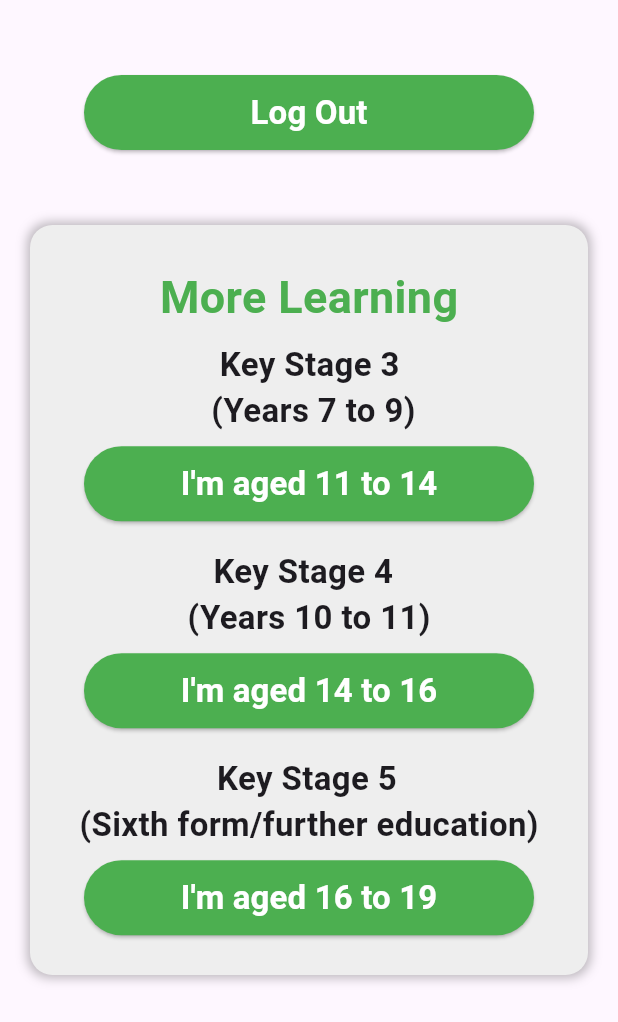
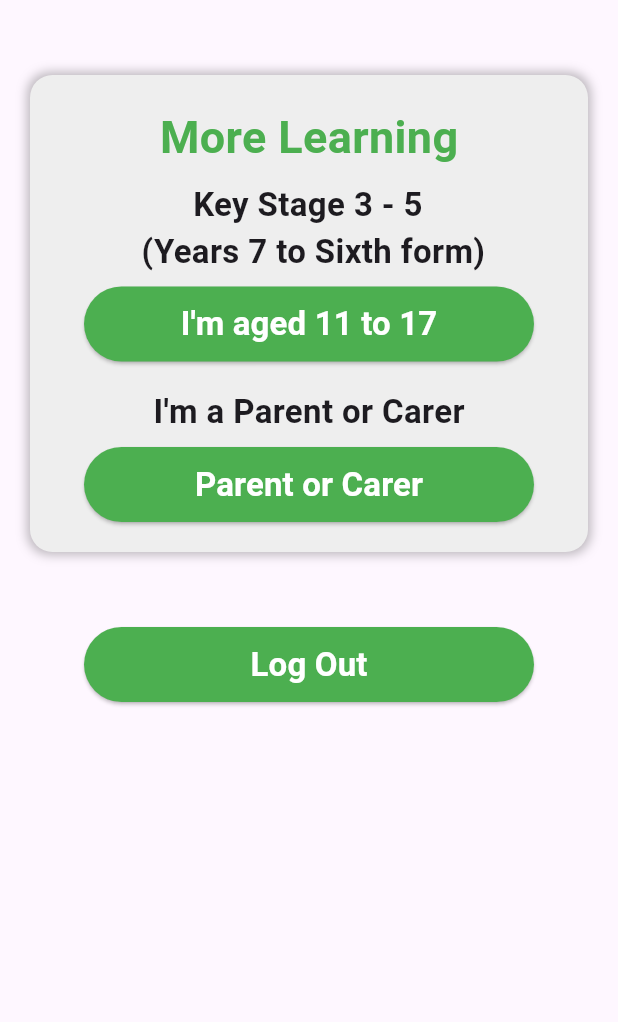
Before and after one commit to LTownsend99/Savings_Application, a Flutter app: the SettingsPage screen opened directly, on a phone screen of 412 x 824 dp. Shown: the top 1022 px of the screen. Run offline on Flutter 3.47's test engine with Material 3 defaults, Android fonts, the phone set to English and light mode, and no system bars; our stand-ins replace pie_chart; accounts and stored records are empty.

Commit message:
add logic for extra learning buttons

```diff
--- a/lib/pages/settings.dart
+++ b/lib/pages/settings.dart
@@ -15,47 +15,22 @@ class SettingsPage extends StatelessWidget {
   }
 
   void _launchURL(Uri url) async {
-    try {
-      // Ensure the URL is valid and can be launched
-      if (await canLaunch(url.toString())) {
-        await launchUrl(url);
-      } else {
-        throw 'Could not launch $url';
-      }
-    } catch (e) {
-      print('Error launching URL: $e');
+    if (!await launchUrl(url)) {
+      throw 'Could not launch $url';
     }
   }
 
   @override
   Widget build(BuildContext context) {
     return Scaffold(
-      body: Column(
-        mainAxisAlignment: MainAxisAlignment.start,
-        children: [
-          SizedBox(height: 50), // Space from the top
-          Center(
-            child: ElevatedButton(
-              onPressed: () => _logout(context),
-              style: ElevatedButton.styleFrom(
-                backgroundColor: Colors.green,
-                foregroundColor: Colors.white,
-                minimumSize: Size(300, 50),
-              ),
-              child: Text(
-                "Log Out",
-                style: TextStyle(
-                  fontWeight: FontWeight.bold,
-                  fontSize: 22,
-                ),
-              ),
-            ),
-          ),
-          SizedBox(height: 50), // Space between logout and More Learning section
-          SizedBox(
-            height: 500, // Adjust this value to control the height of the box
-            width: double.infinity, // Makes it as wide as the screen
-            child: Padding(
+      body: SingleChildScrollView(  // Wrap the Column with a SingleChildScrollView
+        child: Column(
+          mainAxisAlignment: MainAxisAlignment.start,
+          children: [
+            SizedBox(height: 50), // Space from the top (keep this if needed for margin)
+
+            // "More Learning" section should be the first widget in the column
+            Padding(
               padding: EdgeInsets.symmetric(horizontal: 20),
               child: Container(
                 padding: EdgeInsets.all(20),
@@ -71,95 +46,80 @@ class SettingsPage extends StatelessWidget {
                   ],
                 ),
                 child: Column(
-                  mainAxisAlignment: MainAxisAlignment.center,
+                  crossAxisAlignment: CrossAxisAlignment.start,  // Align the text to the start
                   children: [
-                    Text(
-                      "More Learning",
-                      style: TextStyle(
-                        fontSize: 30,
-                        fontWeight: FontWeight.bold,
-                        color: Helpers.getTitleColour()
-                      ),
-                    ),
-                    Padding(
-                      padding: const EdgeInsets.all(8.0),
+                    Center(
                       child: Text(
-                        "  Key Stage 3 \n (Years 7 to 9)",
+                        "More Learning",
                         style: TextStyle(
+                          fontSize: 30,
                           fontWeight: FontWeight.bold,
-                          fontSize: 22,
+                          color: Helpers.getTitleColour(),
                         ),
                       ),
                     ),
-                    ElevatedButton(
-                      onPressed: () {
-                        Uri url = Uri.parse('https://ybsmoneyminds.co.uk/money-minds');
-
-                        _launchURL(url);
-
-                      },
-                      style: ElevatedButton.styleFrom(
-                        backgroundColor: Colors.green,
-                        foregroundColor: Colors.white,
-                        minimumSize: Size(300, 50),
+                    Center(
+                      child: Padding(
+                        padding: const EdgeInsets.all(8.0),
+                        child: Text(
+                          "       Key Stage 3 - 5 \n (Years 7 to Sixth form)",
+                          style: TextStyle(
+                            fontWeight: FontWeight.bold,
+                            fontSize: 22,
+                          ),
+                        ),
                       ),
-                      child: Text(
-                        "I'm aged 11 to 14",
-                        style: TextStyle(
-                          fontWeight: FontWeight.bold,
-                          fontSize: 22,
+                    ),
+                    Center(
+                      child: ElevatedButton(
+                        onPressed: () {
+                          Uri url = Uri.parse('https://ybsmoneyminds.co.uk/money-minds');
+                          _launchURL(url);
+                        },
+                        style: ElevatedButton.styleFrom(
+                          backgroundColor: Colors.green,
+                          foregroundColor: Colors.white,
+                          minimumSize: Size(300, 50),
+                        ),
+                        child: Text(
+                          "I'm aged 11 to 17",
+                          style: TextStyle(
+                            fontWeight: FontWeight.bold,
+                            fontSize: 22,
+                          ),
                         ),
                       ),
                     ),
                     SizedBox(height: 10),
-                    Padding(
-                      padding: const EdgeInsets.all(8.0),
-                      child: Text(
-                        "   Key Stage 4\n(Years 10 to 11)",
-                        style: TextStyle(
-                          fontWeight: FontWeight.bold,
-                          fontSize: 22,
+                    Center(
+                      child: Padding(
+                        padding: const EdgeInsets.all(8.0),
+                        child: Text(
+                          "I'm a Parent or Carer",
+                          style: TextStyle(
+                            fontWeight: FontWeight.bold,
+                            fontSize: 22,
+                          ),
                         ),
                       ),
                     ),
-                    ElevatedButton(
-                      onPressed: () => _logout(context),
-                      style: ElevatedButton.styleFrom(
-                        backgroundColor: Colors.green,
-                        foregroundColor: Colors.white,
-                        minimumSize: Size(300, 50),
-                      ),
-                      child: Text(
-                        "I'm aged 14 to 16",
-                        style: TextStyle(
-                          fontWeight: FontWeight.bold,
-                          fontSize: 22,
+                    Center(
+                      child: ElevatedButton(
+                        onPressed: () {
+                          Uri url = Uri.parse('https://ybsmoneyminds.co.uk/im-a-parent-or-carer');
+                          _launchURL(url);
+                        },
+                        style: ElevatedButton.styleFrom(
+                          backgroundColor: Colors.green,
+                          foregroundColor: Colors.white,
+                          minimumSize: Size(300, 50),
                         ),
-                      ),
-                    ),
-                    SizedBox(height: 10),
-                    Padding(
-                      padding: const EdgeInsets.all(8.0),
-                      child: Text(
-                        "                Key Stage 5 \n(Sixth form/further education)",
-                        style: TextStyle(
-                          fontWeight: FontWeight.bold,
-                          fontSize: 22,
-                        ),
-                      ),
-                    ),
-                    ElevatedButton(
-                      onPressed: () => _logout(context),
-                      style: ElevatedButton.styleFrom(
-                        backgroundColor: Colors.green,
-                        foregroundColor: Colors.white,
-                        minimumSize: Size(300, 50),
-                      ),
-                      child: Text(
-                        "I'm aged 16 to 19",
-                        style: TextStyle(
-                          fontWeight: FontWeight.bold,
-                          fontSize: 22,
+                        child: Text(
+                          "Parent or Carer",
+                          style: TextStyle(
+                            fontWeight: FontWeight.bold,
+                            fontSize: 22,
+                          ),
                         ),
                       ),
                     ),
@@ -167,9 +127,28 @@ class SettingsPage extends StatelessWidget {
                 ),
               ),
             ),
-          ),
+            SizedBox(height: 50), // Space between More Learning and Logout button
 
-        ],
+            // Log out button
+            Center(
+              child: ElevatedButton(
+                onPressed: () => _logout(context),
+                style: ElevatedButton.styleFrom(
+                  backgroundColor: Colors.green,
+                  foregroundColor: Colors.white,
+                  minimumSize: Size(300, 50),
+                ),
+                child: Text(
+                  "Log Out",
+                  style: TextStyle(
+                    fontWeight: FontWeight.bold,
+                    fontSize: 22,
+                  ),
+                ),
+              ),
+            ),
+          ],
+        ),
       ),
     );
   }
--- a/pubspec.yaml
+++ b/pubspec.yaml
@@ -38,6 +38,7 @@ dependencies:
   http: ^1.2.2
   provider: ^6.1.2
   pie_chart: ^5.4.0
+  url_launcher: ^6.3.1
 
 dev_dependencies:
   flutter_test:
```
Also changed, not shown: pubspec.lock, 9 other files.
